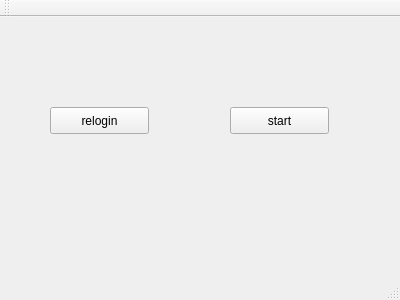
hlm12348765/QT, file InterfaceChange/mainwindow.ui: the form before one commit.
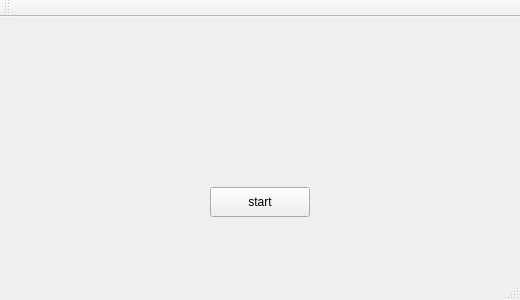
The form after the commit.

What changed in the file:
```diff
--- a/InterfaceChange/mainwindow.ui
+++ b/InterfaceChange/mainwindow.ui
@@ -6,7 +6,7 @@
    <rect>
     <x>0</x>
     <y>0</y>
-    <width>400</width>
+    <width>520</width>
     <height>300</height>
    </rect>
   </property>
@@ -14,26 +14,13 @@
    <string>MainWindow</string>
   </property>
   <widget class="QWidget" name="centralWidget">
-   <widget class="QPushButton" name="pushButton">
-    <property name="geometry">
-     <rect>
-      <x>50</x>
-      <y>90</y>
-      <width>99</width>
-      <height>27</height>
-     </rect>
-    </property>
-    <property name="text">
-     <string>relogin</string>
-    </property>
-   </widget>
    <widget class="QPushButton" name="pushButton_2">
     <property name="geometry">
      <rect>
-      <x>230</x>
-      <y>90</y>
-      <width>99</width>
-      <height>27</height>
+      <x>210</x>
+      <y>170</y>
+      <width>100</width>
+      <height>30</height>
      </rect>
     </property>
     <property name="text">
```
Left out of the diff: 2 changed lines with no effect on the pictures.
